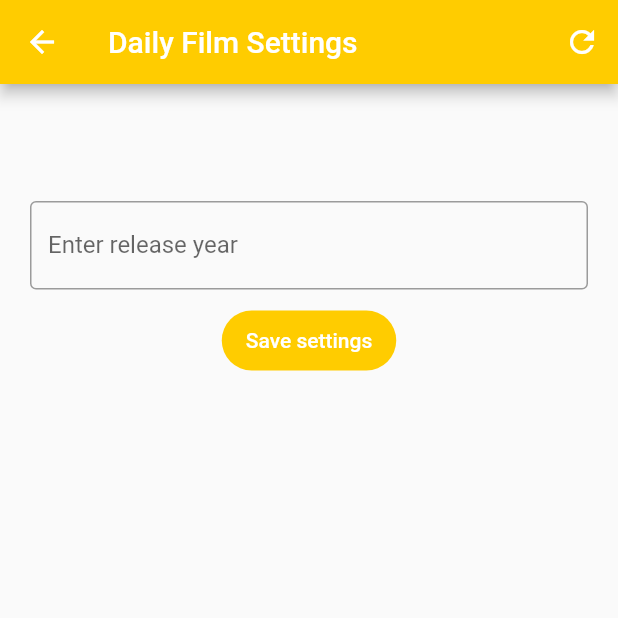
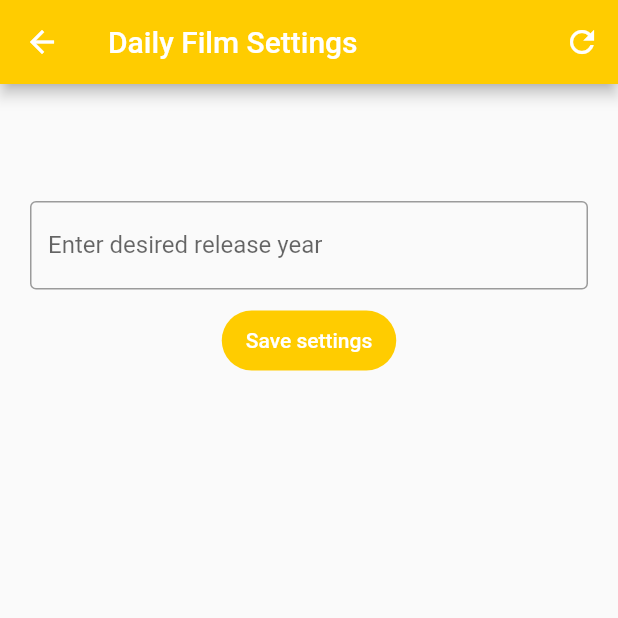
Before and after one commit to gu-tig333-ht23/grupp5, a Flutter app: the DailyFilmSettings screen opened directly, on a phone screen of 412 x 824 dp, the top half of it. Run offline on Flutter 3.47's test engine with Material 2 defaults, Android fonts, the phone set to English and light mode, and no system bars; our stand-ins replace dio, shared_preferences, transparent_image; accounts and stored records are empty; network calls fail.

```diff
--- a/good_morning/lib/main.dart
+++ b/good_morning/lib/main.dart
@@ -1,9 +1,9 @@
 import 'package:flutter/material.dart';
-import 'package:good_morning/ui/daily_film_settings.dart';
+import 'package:good_morning/ui/daily_film/daily_film_settings.dart';
 import 'package:good_morning/utils/daily_fact/daily_fact_provider.dart';
 import '/ui/main navigation/home_page.dart';
 import 'package:provider/provider.dart';
-import 'package:good_morning/ui/daily_film_page.dart';
+import 'package:good_morning/ui/daily_film/daily_film_page.dart';
 import 'package:good_morning/utils/daily_history.dart';
 
 void main() async {
--- a/good_morning/lib/ui/daily_film_page.dart
+++ b/good_morning/lib/ui/daily_film/daily_film_page.dart
@@ -1,7 +1,7 @@
 import 'package:flutter/material.dart';
 import 'package:provider/provider.dart';
 import 'package:good_morning/utils/daily_film.dart';
-import 'package:good_morning/ui/daily_film_settings.dart';
+import 'package:good_morning/ui/daily_film/daily_film_settings.dart';
 import 'package:transparent_image/transparent_image.dart';
 
 class DailyFilmPage extends StatefulWidget {
--- a/good_morning/lib/ui/daily_film_settings.dart
+++ b/good_morning/lib/ui/daily_film/daily_film_settings.dart
@@ -1,7 +1,8 @@
 import 'package:flutter/material.dart';
 import 'package:good_morning/utils/daily_film.dart';
-import 'package:good_morning/ui/daily_film_page.dart';
+import 'package:good_morning/ui/daily_film/daily_film_page.dart';
 import 'package:provider/provider.dart';
+import 'package:flutter/services.dart';
 
 class DailyFilmSettingsModel extends ChangeNotifier {
   String _releaseYear = '';
@@ -44,19 +45,25 @@ class DailyFilmSettings extends StatelessWidget {
           mainAxisAlignment: MainAxisAlignment.start,
           crossAxisAlignment: CrossAxisAlignment.center,
           children: [
-//Varningstext om man försöker lägga till en tom note
             Padding(
               padding: const EdgeInsets.all(20.0),
-              child: Text(noTitleWarning, style: TextStyle(fontSize: 15)),
+              child: Text(noTitleWarning, style: const TextStyle(fontSize: 15)),
             ),
-
-//Textfält för att skriva in sin note
-            TextField(
-              controller: yearController,
-              decoration: const InputDecoration(
-                border: OutlineInputBorder(),
-                labelText: 'Enter release year',
-              ),
+            Column(
+              mainAxisAlignment: MainAxisAlignment.center,
+              children: <Widget>[
+                TextField(
+                  controller: yearController,
+                  decoration: const InputDecoration(
+                    border: OutlineInputBorder(),
+                    labelText: "Enter desired release year",
+                  ),
+                  keyboardType: TextInputType.number,
+                  inputFormatters: <TextInputFormatter>[
+                    FilteringTextInputFormatter.digitsOnly
+                  ],
+                ),
+              ],
             ),
             Padding(
               padding: const EdgeInsets.all(10.0),
@@ -65,38 +72,9 @@ class DailyFilmSettings extends StatelessWidget {
                   settingsModel.setReleaseYear(yearController.text);
                   Navigator.pop(context);
                 },
-                child: Text('Save settings'),
+                child: const Text('Save settings'),
               ),
             ),
-
-//             Padding(
-// //Knapp för att lägga till sin note
-//               padding: const EdgeInsets.all(15.0),
-//               child: FilledButton(
-//                 onPressed: () async {
-//                   var title = titleController.text;
-//                   bool done = false;
-
-// //En note skapas bara om fältet för titeln inte är tomt
-//                   if (title != '') {
-//                     Note note = Note(null, title, done);
-//                     await addNote(note);
-//                     noTitleWarning = '';
-//                     context.read<MyState>().fetchNotes();
-//                     Navigator.pop(context);
-
-// //Om ingen titel skrivs in visas en varningstext
-//                   } else {
-//                     setState(
-//                       () {
-//                         noTitleWarning = 'Please enter a title';
-//                       },
-//                     );
-//                   }
-//                 },
-//                 child: Text('Add note'),
-//               ),
-//             ),
           ],
         ),
       ),
--- a/good_morning/lib/ui/main navigation/home_page.dart
+++ b/good_morning/lib/ui/main navigation/home_page.dart
@@ -5,7 +5,7 @@ import 'package:flutter/material.dart';
 import 'package:good_morning/ui/daily_history_ui.dart';
 import 'package:good_morning/ui/daily_fact/daily_fact_ui.dart';
 import '../weather_ui.dart';
-import 'package:good_morning/ui/daily_film_page.dart';
+import 'package:good_morning/ui/daily_film/daily_film_page.dart';
 
 class HomePage extends StatefulWidget {
   final String factText;
```
Also changed, not shown: good_morning/lib/ui/daily_film/dail_film_list.dart (added, +12 -0 lines), good_morning/lib/utils/daily_film.dart (+2 -13 lines).
